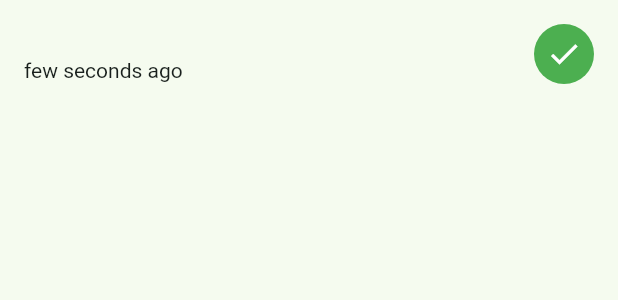
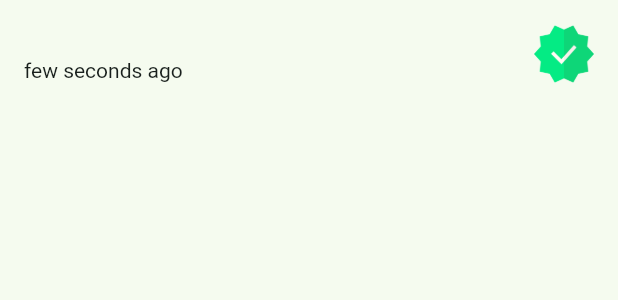
Before and after one commit to abhishek459/todo, a Flutter app: the TaskItem widget shown alone on an empty page, opened directly, after a tap on the "check" icon, on a phone screen of 412 x 824 dp. Shown: the top 300 px of the screen. Run offline on Flutter 3.47's test engine with Material 2 defaults, Android fonts, the phone set to English and light mode, and no system bars; our stand-ins replace sqflite; accounts and stored records are empty.

Commit message:
Bumped up to version 1.1.0 - Added new icons - Moved fonts, icons and theme to assets folder

```diff
--- a/lib/main.dart
+++ b/lib/main.dart
@@ -1,10 +1,10 @@
 import 'package:flutter/material.dart';
 import 'package:provider/provider.dart';
 
-import './theme/dark_theme.dart';
-import './theme/light_theme.dart';
 import './providers/task_provider.dart';
 import './screens/home/home_screen.dart';
+import './assets/theme/dark_theme.dart';
+import './assets/theme/light_theme.dart';
 
 void main() {
   runApp(const MyApp());
--- a/lib/screens/home/tasks_listview.dart
+++ b/lib/screens/home/tasks_listview.dart
@@ -51,13 +51,9 @@ class TaskItem extends StatelessWidget {
       ),
       trailing: Consumer<TaskModel>(
         builder: (context, value, child) => (taskItem.isCompleted)
-            ? const CircleAvatar(
-                backgroundColor: Colors.green,
-                child: Icon(
-                  Icons.check,
-                  color: Colors.white,
-                ),
-              )
+            ? CircleAvatar(
+                backgroundColor: Colors.transparent,
+                child: Image.asset('lib/assets/icons/check.png'))
             : CircleAvatar(
                 backgroundColor: Colors.transparent,
                 child: IconButton(
```
Also changed, not shown: pubspec.yaml (+8 -8 lines), lib/assets/fonts/Lato-Bold.ttf (renamed from lib/fonts/Lato-Bold.ttf), lib/assets/fonts/Lato-Regular.ttf (renamed from lib/fonts/Lato-Regular.ttf), lib/assets/fonts/NotoSans-Light.ttf (renamed from lib/fonts/NotoSans-Light.ttf), lib/assets/fonts/NotoSans-Regular.ttf (renamed from lib/fonts/NotoSans-Regular.ttf), lib/assets/icons/check.png (added), lib/assets/icons/delete.png (added), lib/assets/icons/ic_launcher.png (added), lib/assets/theme/dark_theme.dart (renamed from lib/theme/dark_theme.dart), lib/assets/theme/light_theme.dart (renamed from lib/theme/light_theme.dart), 5 other files.
